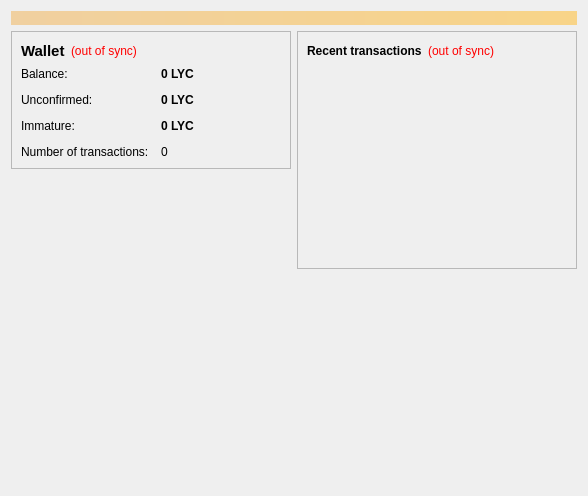
lycancoin/lycancoin-release, file src/qt/forms/overviewpage.ui: the form before one commit.
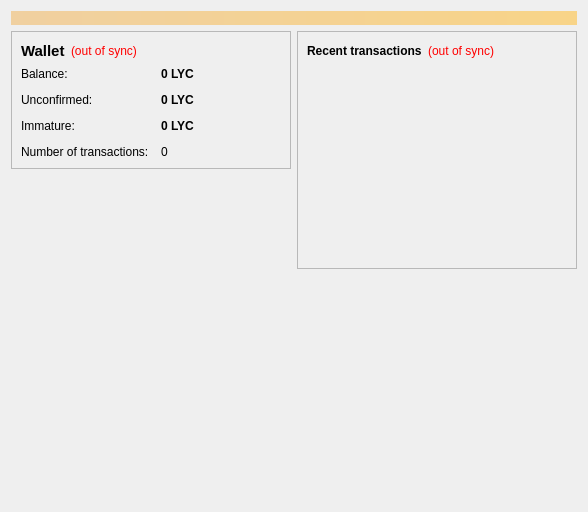
The form after the commit. Icons and pictures are not drawn.

What changed in the file:
```diff
--- a/src/qt/forms/overviewpage.ui
+++ b/src/qt/forms/overviewpage.ui
@@ -7,7 +7,7 @@
     <x>0</x>
     <y>0</y>
     <width>588</width>
-    <height>496</height>
+    <height>512</height>
    </rect>
   </property>
   <property name="windowTitle">
```
Left out of the diff: 6 changed lines with no effect on the pictures.
